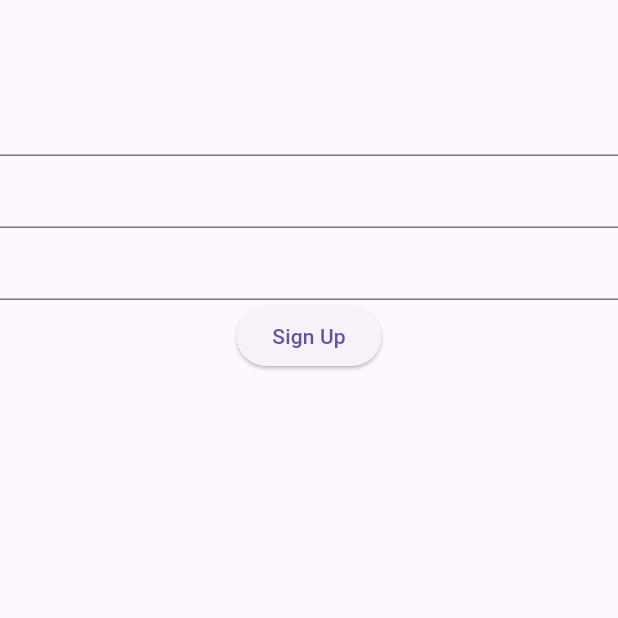
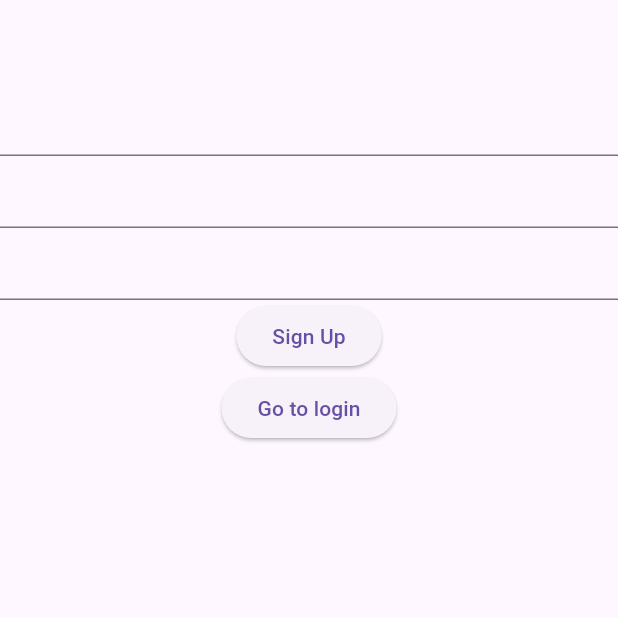
Before and after one commit to bjurd/flutter-concamp, a Flutter app: the screen it shows after launch, on a phone screen of 412 x 824 dp, the top half of it. Run offline on Flutter 3.47's test engine with Material 3 defaults, Android fonts, the phone set to English and light mode, and no system bars; our stand-ins replace firebase_auth, firebase_core; accounts and stored records are empty.

Commit message:
Link between login and signup

```diff
--- a/lib/screens/signup.dart
+++ b/lib/screens/signup.dart
@@ -97,6 +97,15 @@ class _SignUpState extends State<SignUp>
               },
 
               child: Text("Sign Up")
+            ),
+
+            ElevatedButton(
+              onPressed: ()
+              {
+                Navigator.pushNamed(context, "/login");
+              },
+
+              child: Text("Go to login")
             )
           ]
         )
```
Also changed, not shown: lib/screens/login.dart (+9 -0 lines).
